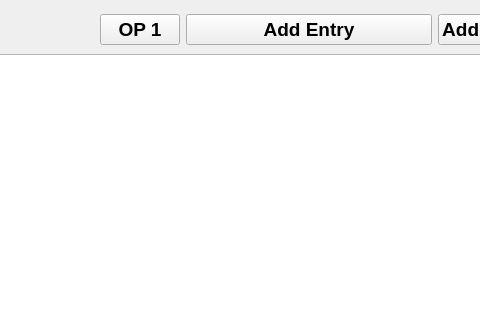
Above: radiolog.ui from ncssar/radiolog before the change; both pictures show x 217 to 697 and y 0 to 320 of the 1346 by 770 pixel window. Below: the same form after it.
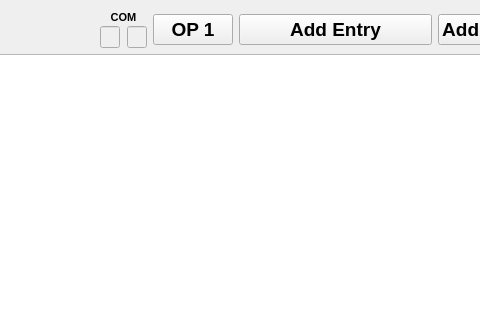
That is the form after the change. Icons and pictures are not drawn.

Commit message:
add two com port status lights
still need to add COMMON drive status light to fully address #49

What changed in the file:
```diff
--- a/radiolog.ui
+++ b/radiolog.ui
@@ -43,8 +43,85 @@
        </property>
       </widget>
      </item>
+     <item>
+      <layout class="QVBoxLayout" name="comPortSectionLayout">
+       <property name="spacing">
+        <number>2</number>
+       </property>
+       <item>
+        <widget class="QLabel" name="comPortsLabel">
+         <property name="font">
+          <font>
+           <family>Segoe UI</family>
+           <pointsize>8</pointsize>
+           <weight>75</weight>
+           <bold>true</bold>
+          </font>
+         </property>
+         <property name="text">
+          <string>COM</string>
+         </property>
+         <property name="alignment">
+          <set>Qt::AlignCenter</set>
+         </property>
+        </widget>
+       </item>
+       <item>
+        <layout class="QHBoxLayout" name="comPortLightsLayout">
+         <property name="spacing">
+          <number>7</number>
+         </property>
+         <property name="topMargin">
+          <number>0</number>
+         </property>
+         <item>
+          <widget class="QLineEdit" name="firstComPortField">
+           <property name="enabled">
+            <bool>false</bool>
+           </property>
+           <property name="maximumSize">
+            <size>
+             <width>20</width>
+             <height>16777215</height>
+            </size>
+           </property>
+           <property name="font">
+            <font>
+             <pointsize>4</pointsize>
+            </font>
+           </property>
+          </widget>
+         </item>
+         <item>
+          <widget class="QLineEdit" name="secondComPortField">
+           <property name="enabled">
+            <bool>false</bool>
+           </property>
+           <property name="maximumSize">
+            <size>
+             <width>20</width>
+             <height>16777215</height>
+            </size>
+           </property>
+           <property name="font">
+            <font>
+             <pointsize>4</pointsize>
+            </font>
+           </property>
+          </widget>
+         </item>
+        </layout>
+       </item>
+      </layout>
+     </item>
      <item>
       <widget class="QPushButton" name="opPeriodButton">
+       <property name="sizePolicy">
+        <sizepolicy hsizetype="Minimum" vsizetype="Fixed">
+         <horstretch>0</horstretch>
+         <verstretch>0</verstretch>
+        </sizepolicy>
+       </property>
        <property name="font">
         <font>
          <family>Segoe UI</family>
```
The commit also changes 2 other files.
